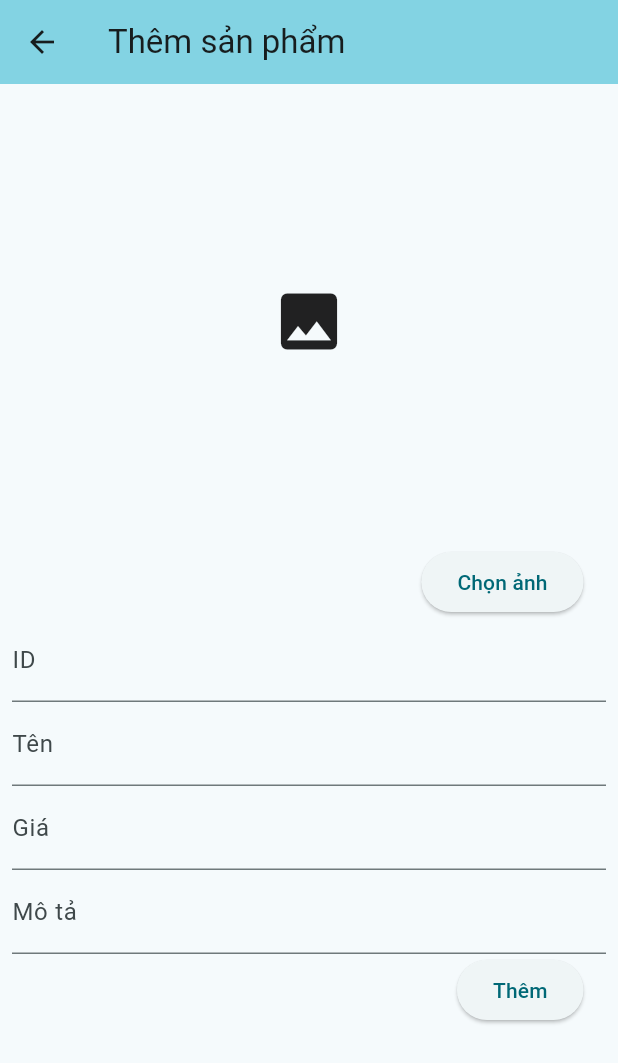
After one commit to BluePups/project_cuoiki, a Flutter app: the PageAddProduct screen opened directly, on a phone screen of 412 x 824 dp. The commit adds this screen. Shown: the top 1063 px of the screen. Run offline on Flutter 3.47's test engine with Material 3 defaults, Android fonts, the phone set to English and light mode, and no system bars; our stand-ins replace badges, flutter_otp_text_field, flutter_rating_bar, flutter_slidable, get, get_storage and 2 more; missing offline and left inert: supabase_auth_ui; accounts and stored records are empty.

Commit message:
Change some texts

```diff
--- /dev/null
+++ b/lib/admin/Product_Add_Page.dart
@@ -0,0 +1,134 @@
+import 'dart:io';
+
+import 'package:flutter/cupertino.dart';
+import 'package:flutter/material.dart';
+import 'package:image_picker/image_picker.dart';
+import 'package:cuoiki/admin/Product_Admin_Page.dart';
+import 'package:cuoiki/models/Product_Model.dart';
+import 'package:cuoiki/helper/Supabase_helper.dart';
+
+class PageAddProduct extends StatefulWidget {
+  const PageAddProduct({super.key});
+
+  @override
+  State<PageAddProduct> createState() => _PageAddProductState();
+}
+
+class _PageAddProductState extends State<PageAddProduct> {
+  XFile? xFile;
+  TextEditingController txtID = TextEditingController();
+  TextEditingController txtTen = TextEditingController();
+  TextEditingController txtGia = TextEditingController();
+  TextEditingController txtMoTa = TextEditingController();
+
+  @override
+  Widget build(BuildContext context) {
+    return Scaffold(
+      appBar: AppBar(
+        title: Text("Thêm sản phẩm"),
+        backgroundColor: Theme.of(context).colorScheme.inversePrimary,
+      ),
+      body: SingleChildScrollView(
+        child: Padding(
+          padding: const EdgeInsets.all(8.0),
+          child: Column(
+            children: [
+              Container(
+                height: 300,
+                child: xFile == null ? Icon(Icons.image, size: 50,) : Image.file(File(xFile!.path)),
+              ),
+              Row(
+                mainAxisAlignment: MainAxisAlignment.end,
+                children: [
+                  ElevatedButton(
+                      onPressed: () async{
+                        var imagePicker = await ImagePicker().pickImage(source: ImageSource.gallery);
+                        if(imagePicker != null) {
+                          setState(() {
+                            xFile = imagePicker;
+                          });
+                        }
+                      },
+                      child: Text("Chọn ảnh")
+                  ),
+                  SizedBox(width: 15,),
+                ],
+              ),
+              TextField(
+                controller: txtID,
+                keyboardType: TextInputType.numberWithOptions(signed: false, decimal: false),
+                decoration: InputDecoration(
+                  labelText: "ID",
+                ),
+              ),
+              TextField(
+                controller: txtTen,
+                keyboardType: TextInputType.text,
+                decoration: InputDecoration(
+                  labelText: "Tên",
+                ),
+              ),
+              TextField(
+                controller: txtGia,
+                keyboardType: TextInputType.number,
+                decoration: InputDecoration(
+                  labelText: "Giá",
+                ),
+              ),
+              TextField(
+                controller: txtMoTa,
+                keyboardType: TextInputType.text,
+                decoration: InputDecoration(
+                  labelText: "Mô tả",
+                ),
+              ),
+              Row(
+                mainAxisAlignment: MainAxisAlignment.end,
+                children: [
+                  ElevatedButton(
+                    onPressed: () async{
+                      if(xFile != null) {
+                        ScaffoldMessenger.of(context).clearSnackBars();
+                        ScaffoldMessenger.of(context).showSnackBar(
+                            SnackBar(
+                                content: Text("Đang thêm ${txtTen.text}..."),
+                                duration: Duration(seconds: 5)
+                            )
+                        );
+                        var imageUrl = await uploadImage(
+                          image: File(xFile!.path),
+                          bucket: "images",
+                          path: "images/product_${txtID.text}.jpg",
+                        );
+                        Product product = Product(
+                          id: int.parse(txtID.text),
+                          ten: txtTen.text,
+                          gia: int.parse(txtGia.text),
+                          moTa: txtMoTa.text,
+                          anh: imageUrl,
+                        );
+                        ProductSnapShot.insert(product);
+                        ScaffoldMessenger.of(context).clearSnackBars();
+                        ScaffoldMessenger.of(context).showSnackBar(
+                            SnackBar(
+                              content: Text("Đã thêm ${txtTen.text}"),
+                              duration: Duration(seconds: 5),
+                            )
+                        );
+                      }
+                      Navigator.of(context).push(
+                          MaterialPageRoute(builder: (context) => ProductAdminPage(),)
+                      );
+                    },
+                    child: Text("Thêm"),
+                  ),
+                  SizedBox(width: 15,),
+                ],
+              ),
+            ],
+          ),
+        ),
+      ),
+    );
+  }
+}
--- a/lib/main.dart
+++ b/lib/main.dart
@@ -5,6 +5,7 @@ import 'package:flutter/material.dart';
 import 'package:get/get.dart';
 import 'package:supabase_flutter/supabase_flutter.dart';
 
+import 'admin/Product_Admin_Page.dart';
 import 'controllers/User_Controller.dart';
 
 void main() async {
@@ -69,6 +70,7 @@ class PageHome extends StatelessWidget {
               BuildButton(context, title: "Trang chủ", destination: AppStore()),
               BuildButton(context, title: "Thông tin KH", destination: PageThongTinKH()),
               BuildButton(context, title: "Trang chủ Stream", destination: AppStreamStore()),
+              BuildButton(context, title: "Admin", destination: ProductAdminPage()),
             ],
           ),
         ),
```
Also changed, not shown: lib/admin/Product_Admin_Page.dart (added, +112 -0 lines), lib/admin/Product_Update_Page.dart (added, +134 -0 lines), lib/mywidgets/async_widget.dart (added, +21 -0 lines), pubspec.lock.
